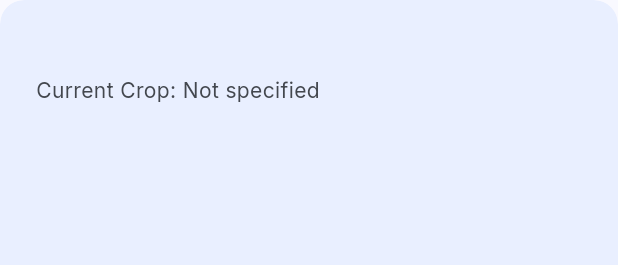
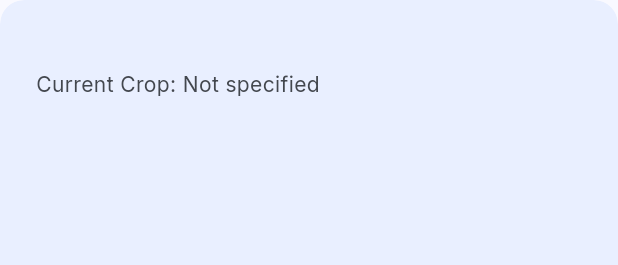
Before and after one commit to ItaloNuns/nextharvest, a Flutter app: the FieldCard widget shown alone on an empty page, opened directly with empty values, on a phone screen of 412 x 824 dp. Shown: the top 265 px of the screen. Run offline on Flutter 3.47's test engine with Material 3 defaults, Android fonts, the phone set to English and light mode, and no system bars; our stand-ins replace dio, flutter_dotenv, flutter_map, flutter_riverpod, flutter_secure_storage, google_fonts and 1 more; accounts and stored records are empty; network calls fail.

Commit message:
fix: refine field card styling

```diff
--- a/next_harvest_frontend/lib/features/areas/view/field_card.dart
+++ b/next_harvest_frontend/lib/features/areas/view/field_card.dart
@@ -31,7 +31,7 @@ class FieldCard extends StatelessWidget {
           ),
           child: Container(
             width: double.infinity,
-            padding: const EdgeInsets.symmetric(horizontal: 24, vertical: 16),
+            padding: const EdgeInsets.symmetric(horizontal: 24, vertical: 12),
             child: Column(
               crossAxisAlignment: CrossAxisAlignment.start,
               children: [
```
